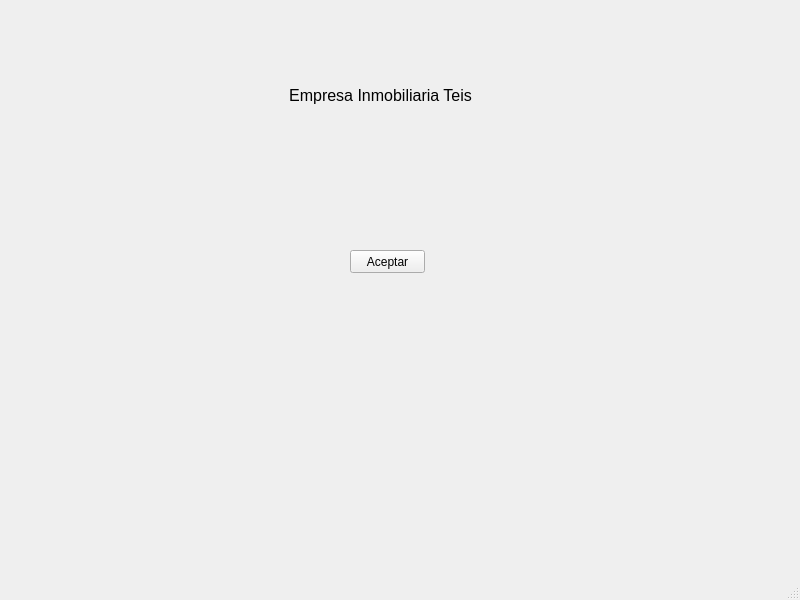
First picture: the form in VenPrincipal.ui, repository joeelfgrd/Di-Proyect, before the edit.
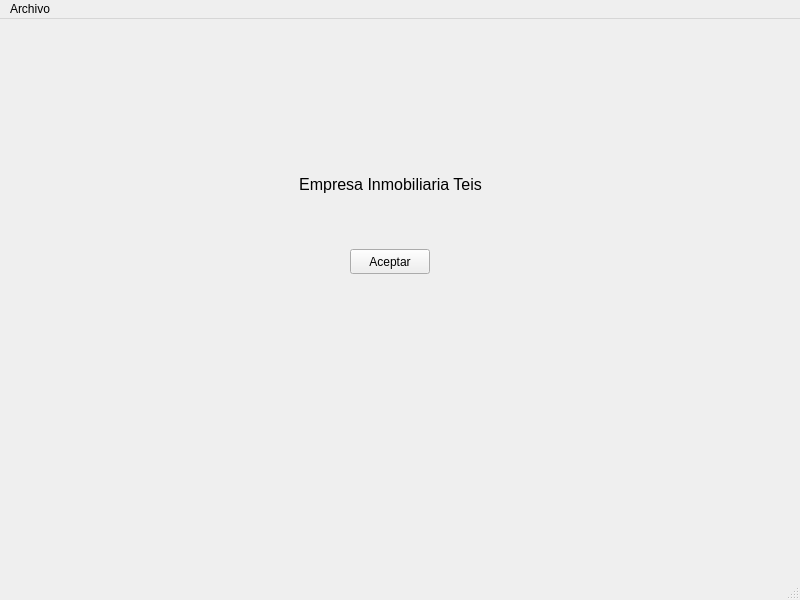
Second picture: the form after the edit.

Commit message: Creado botón salir

Diff of the .ui file:
```diff
--- a/VenPrincipal.ui
+++ b/VenPrincipal.ui
@@ -18,11 +18,23 @@
     <property name="geometry">
      <rect>
       <x>350</x>
-      <y>250</y>
-      <width>75</width>
-      <height>23</height>
+      <y>230</y>
+      <width>80</width>
+      <height>25</height>
      </rect>
     </property>
+    <property name="minimumSize">
+     <size>
+      <width>80</width>
+      <height>25</height>
+     </size>
+    </property>
+    <property name="maximumSize">
+     <size>
+      <width>80</width>
+      <height>25</height>
+     </size>
+    </property>
     <property name="text">
      <string>Aceptar</string>
     </property>
@@ -30,8 +42,8 @@
    <widget class="QLabel" name="lblTitulo">
     <property name="geometry">
      <rect>
-      <x>240</x>
-      <y>70</y>
+      <x>250</x>
+      <y>140</y>
       <width>281</width>
       <height>51</height>
      </rect>
@@ -58,6 +70,13 @@
      <height>21</height>
     </rect>
    </property>
+   <widget class="QMenu" name="menuArchivo">
+    <property name="title">
+     <string>Archivo</string>
+    </property>
+    <addaction name="actionSalir"/>
+   </widget>
+   <addaction name="menuArchivo"/>
   </widget>
   <widget class="QStatusBar" name="statusbar"/>
  </widget>
```
Left out of the diff: 5 changed lines with no effect on the pictures. The commit also changes 6 other files.
